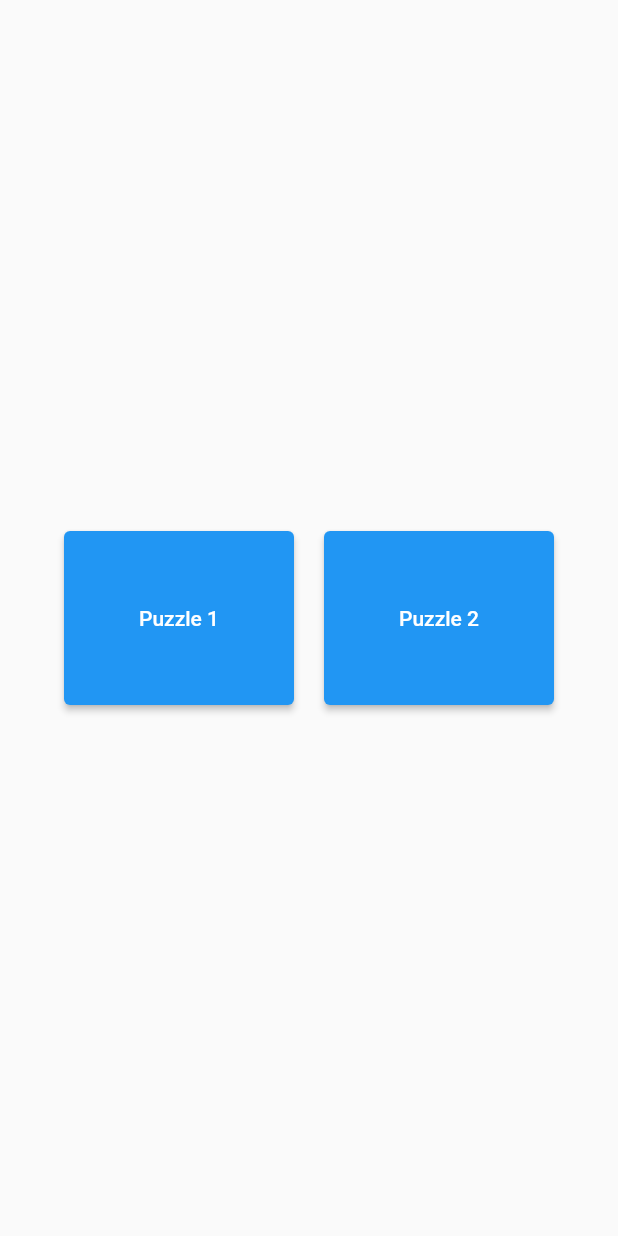
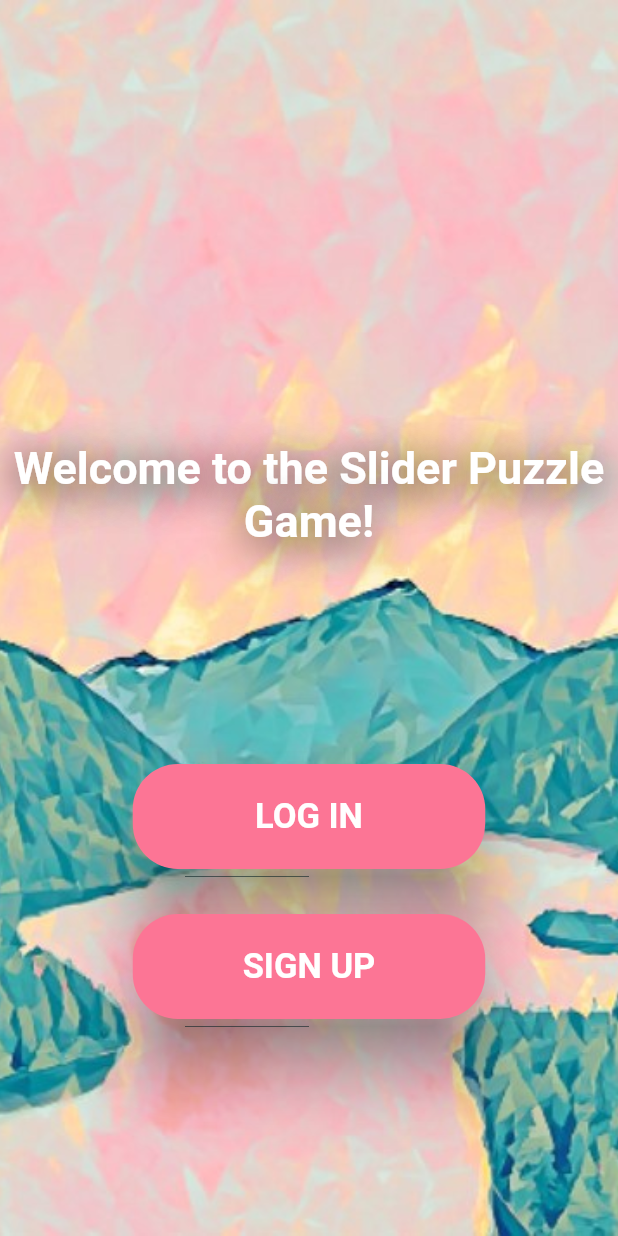
Before and after one commit to apumaparna/eco_slide_puzzle, a Flutter app: the screen it shows after launch, on a phone screen of 412 x 824 dp. Run offline on Flutter 3.47's test engine with Material 2 defaults, Android fonts, the phone set to English and light mode, and no system bars; our stand-ins replace bloc, equatable, flutter_bloc, gap, google_fonts; generated files the repository leaves out were written again.

Commit message:
landing, signup, and login pages added

```diff
--- a/lib/app/view/app.dart
+++ b/lib/app/view/app.dart
@@ -7,12 +7,10 @@
 
 // ignore_for_file: public_member_api_docs
 
-import 'package:eco_slide_puzzle/home/home.dart';
+import 'package:eco_slide_puzzle/routes.dart';
 import 'package:flutter/material.dart';
 import 'package:flutter_localizations/flutter_localizations.dart';
 import 'package:eco_slide_puzzle/l10n/l10n.dart';
-
-import '../../puzzle/view/puzzle_page.dart';
 
 class App extends StatefulWidget {
   const App({Key? key}) : super(key: key);
@@ -78,14 +76,8 @@ class _AppState extends State<App> {
         Locale('en', 'US'),
       ],
       // AppLocalizations.supportedLocales,
-      initialRoute: '/',
-      routes: {
-        '/': (context) => const Home(),
-        '/puzzle1': (context) =>
-            const PuzzlePage(size: 3, imagePath: 'assets/images/owl/'),
-        '/puzzle2': (context) =>
-            const PuzzlePage(size: 4, imagePath: 'assets/images/tester/'),
-      },
+      initialRoute: '/landing',
+      routes: routes,
       // home: const Home()
       //     const PuzzlePage(
       //   size: 3,
--- a/lib/home/home.dart
+++ /dev/null
@@ -1,44 +0,0 @@
-// import 'package:flutter/cupertino.dart';
-import 'package:eco_slide_puzzle/puzzle/puzzle.dart';
-import 'package:flutter/material.dart';
-
-class Home extends StatelessWidget {
-  //  final title;
-
-  const Home({Key? key}) : super(key: key);
-
-  @override
-  Widget build(BuildContext context) {
-    ButtonStyle style = ButtonStyle(
-        padding: MaterialStateProperty.all(const EdgeInsets.all(50.0)));
-    return Scaffold(
-      // appBar: AppBar(
-      //   automaticallyImplyLeading: true,
-      // ),
-      body: Center(
-          child: Row(
-        mainAxisAlignment: MainAxisAlignment.center,
-        crossAxisAlignment: CrossAxisAlignment.center,
-        children: <Widget>[
-          Padding(
-              padding: const EdgeInsets.all(10.0),
-              child: ElevatedButton(
-                onPressed: () {
-                  Navigator.pushNamed(context, '/puzzle1');
-                },
-                child: const Text('Puzzle 1'),
-                style: style,
-              )),
-          Padding(
-              padding: const EdgeInsets.all(10.0),
-              child: ElevatedButton(
-                  onPressed: () {
-                    Navigator.pushNamed(context, '/puzzle2');
-                  },
-                  child: const Text('Puzzle 2'),
-                  style: style)),
-        ],
-      )),
-    );
-  }
-}
--- /dev/null
+++ b/lib/routes.dart
@@ -0,0 +1,28 @@
+import 'package:eco_slide_puzzle/puzzle/view/puzzle_page.dart';
+import 'package:eco_slide_puzzle/screens/Landing/landing_screen.dart';
+import 'package:eco_slide_puzzle/screens/Login/log_in_screen.dart';
+import 'package:eco_slide_puzzle/screens/Sign%20up/sign_up_screen.dart';
+import 'package:eco_slide_puzzle/screens/home/home.dart';
+import 'package:flutter/widgets.dart';
+
+// We use name route
+// All our routes will be available here
+
+final Map<String, WidgetBuilder> routes = {
+  LandingScreen.routeName: (context) => const LandingScreen(),
+  SignUpScreen.routeName: (context) => const SignUpScreen(),
+  LogInScreen.routeName: (context) => const LogInScreen(),
+  Home.routeName: (context) => const Home(),
+  Puzzle1.routeName: (context) =>
+      const PuzzlePage(size: 3, imagePath: 'assets/images/owl/'),
+  Puzzle2.routeName: (context) =>
+      const PuzzlePage(size: 4, imagePath: 'assets/images/tester/'),
+};
+
+class Puzzle2 {
+  static var routeName = '/puzzle2';
+}
+
+class Puzzle1 {
+  static String routeName = '/puzzle1';
+}
--- /dev/null
+++ b/lib/screens/Landing/landing_screen.dart
@@ -0,0 +1,15 @@
+import 'package:eco_slide_puzzle/screens/Landing/landing_screen_body.dart';
+import 'package:flutter/material.dart';
+
+class LandingScreen extends StatelessWidget {
+  static String routeName = "/landing";
+
+  const LandingScreen({Key? key}) : super(key: key);
+
+  @override
+  Widget build(BuildContext context) {
+    return const Scaffold(
+      body: LandingScreenBody(),
+    );
+  }
+}
--- /dev/null
+++ b/lib/screens/Landing/landing_screen_body.dart
@@ -0,0 +1,80 @@
+import 'package:eco_slide_puzzle/constants.dart';
+// import 'package:arc_app/size_config.dart';
+import 'package:flutter/material.dart';
+import 'package:eco_slide_puzzle/screens/Sign up/sign_up_screen.dart';
+import 'package:eco_slide_puzzle/screens/Login/log_in_screen.dart';
+
+class LandingScreenBody extends StatelessWidget {
+  const LandingScreenBody({Key? key}) : super(key: key);
+
+  @override
+  Widget build(BuildContext context) {
+    const TextStyle buttonTextStyle =
+        TextStyle(fontSize: 23, fontWeight: FontWeight.bold, color: pureWhite);
+
+    final ButtonStyle style = ElevatedButton.styleFrom(
+        primary: brightPink,
+        minimumSize: const Size(235, 70),
+        shadowColor: darkestBlue,
+        elevation: 20,
+        shape: RoundedRectangleBorder(borderRadius: BorderRadius.circular(30)));
+    return Container(
+        decoration: const BoxDecoration(
+            image: DecorationImage(
+                image: AssetImage('assets/images/new_background_3.jpg'),
+                fit: BoxFit.cover)),
+        child: SafeArea(
+            child: SizedBox(
+                width: double.infinity,
+                child: Column(children: <Widget>[
+                  Expanded(
+                      flex: 3,
+                      child: Column(children: <Widget>[
+                        const SizedBox(
+                          height: 150,
+                        ),
+                        const Spacer(),
+                        const Text("Welcome to the Slider Puzzle Game!",
+                            textAlign: TextAlign.center,
+                            style: TextStyle(
+                                fontSize: 30,
+                                fontFamily: "Roboto",
+                                fontWeight: FontWeight.w700,
+                                color: pureWhite,
+                                // ignore: prefer_const_literals_to_create_immutables
+                                shadows: <Shadow>[
+                                  Shadow(
+                                    offset: Offset(0, 4),
+                                    blurRadius: 35.0,
+                                    color: Color.fromARGB(255, 0, 0, 0),
+                                  )
+                                ])),
+                        const Spacer(),
+                        Column(
+                          children: <Widget>[
+                            ElevatedButton(
+                                style: style,
+                                onPressed: () {
+                                  Navigator.pushNamed(
+                                      context, LogInScreen.routeName);
+                                },
+                                child: const Text("LOG IN",
+                                    style: buttonTextStyle)),
+                            const SizedBox(
+                              height: 30,
+                            ),
+                            ElevatedButton(
+                                style: style,
+                                onPressed: () {
+                                  Navigator.pushNamed(
+                                      context, SignUpScreen.routeName);
+                                },
+                                child: const Text("SIGN UP",
+                                    style: buttonTextStyle))
+                          ],
+                        ),
+                        const Spacer()
+                      ]))
+                ]))));
+  }
+}
```
Also changed, not shown: lib/constants.dart (added, +22 -0 lines), lib/screens/Login/log_in_card.dart (added, +73 -0 lines), lib/screens/Login/log_in_screen.dart (added, +53 -0 lines), lib/screens/Sign up/sign_up_card.dart (added, +125 -0 lines), lib/screens/Sign up/sign_up_screen.dart (added, +53 -0 lines), lib/screens/home/home.dart (added, +57 -0 lines), assets/images/new_background_3.jpg (added), 1 other file.
